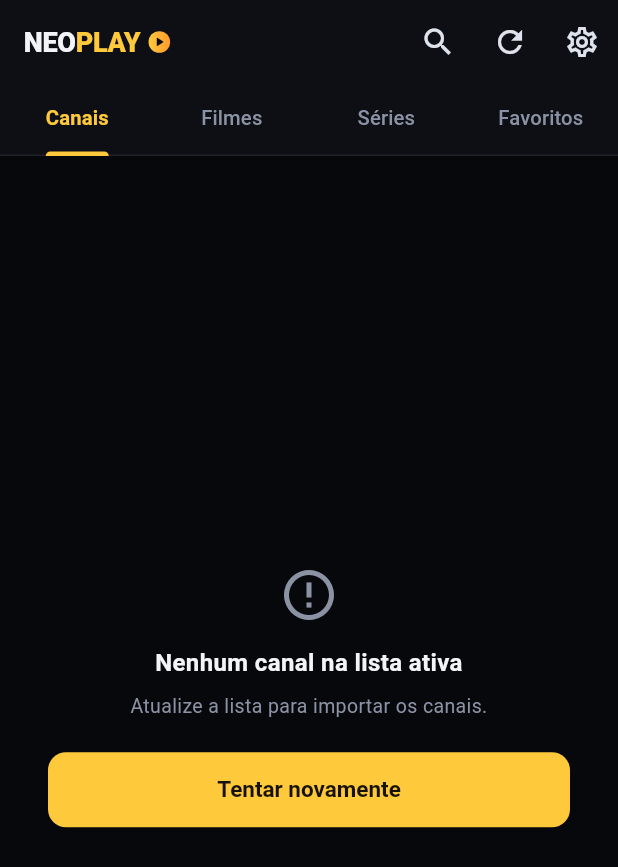
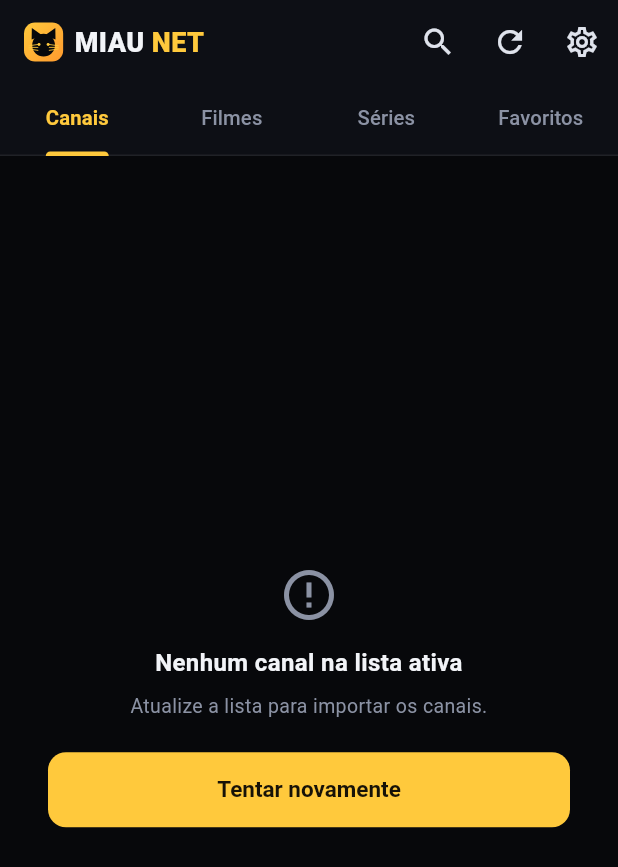
Before and after one commit to marcioscg/neoplay-iptv, a Flutter app: the HomeScreen screen opened directly, after a tap on "Tentar novamente", on a phone screen of 412 x 824 dp. Shown: the top 867 px of the screen. Run offline on Flutter 3.47's test engine with Material 3 defaults, Android fonts, the phone set to English and light mode, and no system bars; our stand-ins replace shared_preferences, video_player; missing offline and left inert: flutter_chrome_cast; accounts and stored records are empty.

Commit message:
feat: rebranding para MIAU NET com logo de gatinho
- MiauLogo/CatMark (CustomPaint) no lugar de NeoLogo
- icone adaptativo Android (gatinho) + splash escuro
- label 'MIAU NET', titulo do app, User-Agent MIAUNET/1.0
- versao 1.0.3+5

Co-Authored-By: Claude Sonnet 5 <noreply@anthropic.com>

```diff
--- a/app/lib/main.dart
+++ b/app/lib/main.dart
@@ -35,7 +35,7 @@ class NeoplayApp extends StatelessWidget {
     return ChangeNotifierProvider(
       create: (_) => AppState(storage),
       child: MaterialApp(
-        title: 'MIAUNET',
+        title: 'MIAU NET',
         debugShowCheckedModeBanner: false,
         theme: buildTheme(),
         home: const RootGate(),
--- a/app/lib/screens/home_screen.dart
+++ b/app/lib/screens/home_screen.dart
@@ -21,7 +21,7 @@ class HomeScreen extends StatelessWidget {
       length: 4,
       child: Scaffold(
         appBar: AppBar(
-          title: const NeoLogo(),
+          title: const MiauLogo(),
           actions: [
             IconButton(
               tooltip: 'Buscar',
--- a/app/lib/screens/player_screen.dart
+++ b/app/lib/screens/player_screen.dart
@@ -116,7 +116,7 @@ class _PlayerScreenState extends State<PlayerScreen> {
 
     final controller = VideoPlayerController.networkUrl(
       Uri.parse(item.url),
-      httpHeaders: const {'User-Agent': 'NEOPLAY/1.0 (Android)'},
+      httpHeaders: const {'User-Agent': 'MIAUNET/1.0 (Android)'},
       videoPlayerOptions: VideoPlayerOptions(allowBackgroundPlayback: false),
     );
 
--- a/app/lib/screens/settings_screen.dart
+++ b/app/lib/screens/settings_screen.dart
@@ -86,7 +86,7 @@ class SettingsScreen extends StatelessWidget {
             child: Column(
               children: [
                 Text(
-                  'NEOPLAY · versão 1.0.2',
+                  'MIAU NET · versão 1.0.3',
                   style: TextStyle(fontSize: 11.5, color: Color(0xFF5B6274)),
                 ),
                 SizedBox(height: 6),
--- a/app/lib/screens/setup_screen.dart
+++ b/app/lib/screens/setup_screen.dart
@@ -99,7 +99,7 @@ class _SetupScreenState extends State<SetupScreen>
 
     return Scaffold(
       appBar: AppBar(
-        title: const NeoLogo(),
+        title: const MiauLogo(),
         bottom: TabBar(
           controller: _tabs,
           tabs: const [
--- a/app/lib/screens/splash_screen.dart
+++ b/app/lib/screens/splash_screen.dart
@@ -56,7 +56,7 @@ class _SplashScreenState extends State<SplashScreen> {
             Column(
               mainAxisAlignment: MainAxisAlignment.center,
               children: [
-                NeoLogo(size: 30),
+                MiauLogo(size: 30),
                 SizedBox(height: 22),
                 SizedBox(
                   width: 130,
@@ -72,7 +72,7 @@ class _SplashScreenState extends State<SplashScreen> {
             Positioned(
               bottom: 40,
               child: Text(
-                'v1.0.2',
+                'v1.0.3',
                 style: TextStyle(fontSize: 11, color: Color(0xFF4D5464)),
               ),
             ),
--- a/app/lib/services/xtream_api.dart
+++ b/app/lib/services/xtream_api.dart
@@ -25,7 +25,7 @@ class XtreamApi {
 
   Future<dynamic> _get(Uri uri) async {
     final res = await http.get(uri, headers: const {
-      'User-Agent': 'NEOPLAY/1.0 (Android)',
+      'User-Agent': 'MIAUNET/1.0 (Android)',
     }).timeout(_timeout);
     if (res.statusCode != 200) {
       throw XtreamException('Servidor respondeu ${res.statusCode}');
@@ -72,7 +72,7 @@ class XtreamApi {
   Future<String> rawBody(String action, {bool optional = false}) async {
     try {
       final res = await http.get(_api(action), headers: const {
-        'User-Agent': 'NEOPLAY/1.0 (Android)',
+        'User-Agent': 'MIAUNET/1.0 (Android)',
         'Accept-Encoding': 'gzip',
       }).timeout(_bigTimeout);
       if (res.statusCode != 200) {
--- a/app/lib/state/app_state.dart
+++ b/app/lib/state/app_state.dart
@@ -158,7 +158,7 @@ class AppState extends ChangeNotifier {
   Future<ImportResult> _importM3u(Playlist p) async {
     _progress('Baixando a lista M3U…');
     final res = await http.get(Uri.parse(p.url), headers: const {
-      'User-Agent': 'NEOPLAY/1.0 (Android)',
+      'User-Agent': 'MIAUNET/1.0 (Android)',
       'Accept-Encoding': 'gzip',
     }).timeout(const Duration(seconds: 90));
 
--- a/app/lib/theme.dart
+++ b/app/lib/theme.dart
@@ -1,6 +1,6 @@
 import 'package:flutter/material.dart';
 
-/// Paleta do NEOPLAY (mesma do mapa de telas).
+/// Paleta do MIAU NET (mesma do mapa de telas).
 class AppColors {
   static const bg = Color(0xFF07080B);
   static const card = Color(0xFF101218);
--- a/app/lib/widgets/common.dart
+++ b/app/lib/widgets/common.dart
@@ -3,53 +3,117 @@ import 'package:flutter/material.dart';
 import '../models/models.dart';
 import '../theme.dart';
 
-/// Marca do app.
-class NeoLogo extends StatelessWidget {
-  const NeoLogo({super.key, this.size = 18});
+/// Marca do app: gatinho estilizado + "MIAU NET".
+class MiauLogo extends StatelessWidget {
+  const MiauLogo({super.key, this.size = 18, this.showWordmark = true});
+
   final double size;
+  final bool showWordmark;
 
   @override
   Widget build(BuildContext context) {
+    final badge = size * 1.45;
     return Row(
       mainAxisSize: MainAxisSize.min,
       children: [
+        CatMark(size: badge),
+        if (showWordmark) ...[
+          SizedBox(width: size * 0.42),
           Text.rich(
             TextSpan(children: [
               TextSpan(
-              text: 'NEO',
+                text: 'MIAU',
                 style: TextStyle(
                   fontSize: size,
                   fontWeight: FontWeight.w800,
-                letterSpacing: -0.2,
+                  letterSpacing: 0.3,
                   color: AppColors.text,
                 ),
               ),
               TextSpan(
-              text: 'PLAY',
+                text: ' NET',
                 style: TextStyle(
                   fontSize: size,
                   fontWeight: FontWeight.w800,
-                letterSpacing: -0.2,
+                  letterSpacing: 0.3,
                   color: AppColors.accent,
                 ),
               ),
             ]),
           ),
-        SizedBox(width: size * 0.3),
-        Container(
-          width: size * 0.8,
-          height: size * 0.8,
-          decoration: const BoxDecoration(
-            shape: BoxShape.circle,
-            gradient:
-                LinearGradient(colors: [AppColors.accent, AppColors.accent2]),
-          ),
-          child: Icon(Icons.play_arrow_rounded,
-              size: size * 0.6, color: AppColors.bg),
-        ),
+        ],
       ],
     );
   }
+}
+
+/// Selo do gatinho, usado no logo e na tela de login.
+class CatMark extends StatelessWidget {
+  const CatMark({super.key, this.size = 28});
+
+  final double size;
+
+  @override
+  Widget build(BuildContext context) {
+    return Container(
+      width: size,
+      height: size,
+      decoration: BoxDecoration(
+        borderRadius: BorderRadius.circular(size * 0.28),
+        gradient: const LinearGradient(
+          begin: Alignment.topLeft,
+          end: Alignment.bottomRight,
+          colors: [AppColors.accent, AppColors.accent2],
+        ),
+      ),
+      child: CustomPaint(painter: _CatFacePainter()),
+    );
+  }
+}
+
+class _CatFacePainter extends CustomPainter {
+  @override
+  void paint(Canvas canvas, Size size) {
+    final w = size.width;
+    final h = size.height;
+    final dark = Paint()
+      ..color = AppColors.bg
+      ..isAntiAlias = true;
+    final cx = w * 0.5;
+    final cy = h * 0.58;
+    final r = w * 0.29;
+
+    final ears = Path()
+      ..moveTo(cx - r * 1.05, cy - r * 0.5)
+      ..lineTo(w * 0.2, h * 0.14)
+      ..lineTo(cx - r * 0.1, cy - r * 0.85)
+      ..close()
+      ..moveTo(cx + r * 1.05, cy - r * 0.5)
+      ..lineTo(w * 0.8, h * 0.14)
+      ..lineTo(cx + r * 0.1, cy - r * 0.85)
+      ..close();
+    canvas.drawPath(ears, dark);
+    canvas.drawCircle(Offset(cx, cy), r, dark);
+
+    final glow = Paint()..color = AppColors.accent;
+    canvas.drawCircle(Offset(cx - r * 0.4, cy - r * 0.05), r * 0.13, glow);
+    canvas.drawCircle(Offset(cx + r * 0.4, cy - r * 0.05), r * 0.13, glow);
+
+    final whisker = Paint()
+      ..color = AppColors.accent
+      ..strokeWidth = w * 0.022
+      ..strokeCap = StrokeCap.round;
+    for (var i = -1; i <= 1; i++) {
+      final dy = cy + r * 0.2 + i * r * 0.26;
+      canvas.drawLine(
+          Offset(cx - r * 0.5, dy), Offset(cx - r * 1.3, dy - i * r * 0.12), whisker);
+      canvas.drawLine(
+          Offset(cx + r * 0.5, dy), Offset(cx + r * 1.3, dy - i * r * 0.12), whisker);
+    }
+  }
+
+  @override
+  bool shouldRepaint(covariant CustomPainter oldDelegate) => false;
 }
 
 /// Miniatura de logo/capa com fallback em gradiente.
--- a/app/pubspec.yaml
+++ b/app/pubspec.yaml
@@ -1,7 +1,7 @@
 name: miaunet
 description: MIAUNET — Player IPTV com EPG, VOD, Séries e Painel Admin.
 publish_to: 'none'
-version: 1.1.0+4
+version: 1.0.3+5
 
 environment:
   sdk: '>=3.4.0 <4.0.0'
```
Also changed, not shown: 7 other files. Lines whose indentation alone changed are shown as unchanged.
